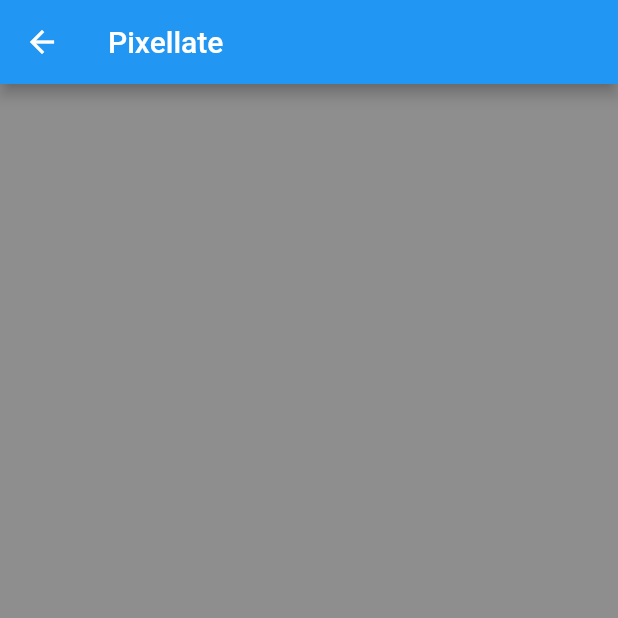
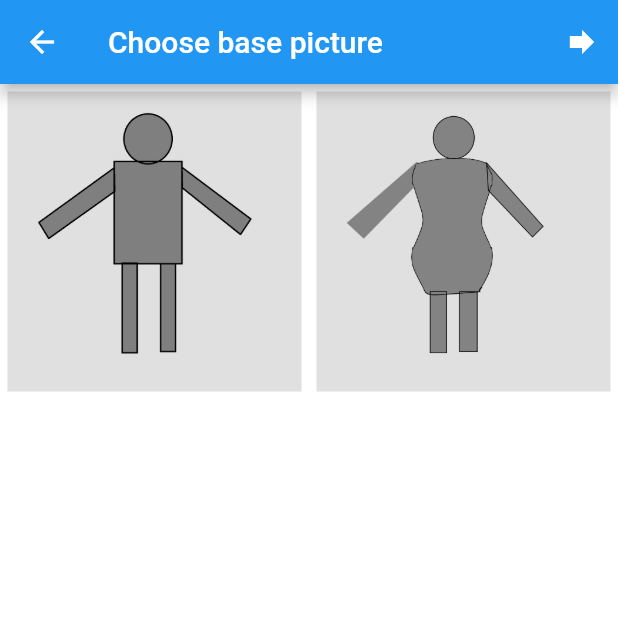
Before and after one commit to LordOlumide/Pixellate, a Flutter app: the screen it shows after launch, after a tap on "Edit a new picture", on a phone screen of 412 x 824 dp, the top half of it. Run offline on Flutter 3.47's test engine with Material 2 defaults, Android fonts, the phone set to English and light mode, and no system bars.

Commit message:
choose_picture screen added

```diff
--- /dev/null
+++ b/lib/components/image_display_card.dart
@@ -0,0 +1,25 @@
+import 'package:flutter/material.dart';
+
+class DisplayCard extends StatelessWidget {
+  final ImageProvider image;
+
+  const DisplayCard({this.image = const AssetImage(
+      'images/testing_stock/stickFigureMale.png')}
+  );
+
+  @override
+  Widget build(BuildContext context) {
+    return Expanded(
+      child: Container(
+        height: 200,
+        margin: const EdgeInsets.all(5),
+        decoration: BoxDecoration(
+          color: Colors.grey[300],
+          image: DecorationImage(
+            image: image,
+          ),
+        ),
+      ),
+    );
+  }
+}
--- a/lib/main.dart
+++ b/lib/main.dart
@@ -1,6 +1,7 @@
 import 'package:flutter/material.dart';
 import 'package:pixellate/screens/intro_screen.dart';
 import 'package:pixellate/screens/editing_screen.dart';
+import 'package:pixellate/screens/choose_picture_screen.dart';
 
 void main() {
   runApp(const MyApp());
@@ -21,6 +22,7 @@ class MyApp extends StatelessWidget {
       routes: {
         IntroScreen.screen_id: (context) => IntroScreen(),
         EditingScreen.screen_id: (context) => EditingScreen(),
+        ChooseScreen.screen_id: (context) => ChooseScreen(),
       },
     );
   }
--- /dev/null
+++ b/lib/screens/choose_picture_screen.dart
@@ -0,0 +1,41 @@
+import 'package:flutter/material.dart';
+import 'package:pixellate/screens/editing_screen.dart';
+import 'package:pixellate/components/image_display_card.dart';
+
+class ChooseScreen extends StatelessWidget {
+  static const screen_id = 'choose_screen';
+
+  const ChooseScreen({Key? key}) : super(key: key);
+
+  @override
+  Widget build(BuildContext context) {
+    return Scaffold(
+      backgroundColor: Colors.white,
+      appBar: AppBar(
+        title: Text('Choose base picture'),
+        actions: [
+          IconButton(
+            onPressed: () {
+              Navigator.pushNamed(context, EditingScreen.screen_id);
+            },
+            icon: Icon(Icons.forward),
+          ),
+        ],
+      ),
+      body: ListView(
+        children: [
+          Row(
+            children: <Widget>[
+              DisplayCard(image: AssetImage(
+                  'images/testing_stock/stickFigureMale.png'),
+              ),
+              DisplayCard(image: AssetImage(
+                  'images/testing_stock/stickFigureFemale.png'),
+              ),
+            ],
+          ),
+        ],
+      ),
+    );
+  }
+}
--- a/lib/screens/editing_screen.dart
+++ b/lib/screens/editing_screen.dart
@@ -15,7 +15,11 @@ class EditingScreen extends StatelessWidget {
         ),
       ),
       body: Container(
-
+        margin: EdgeInsets.all(15.0),
+        decoration: BoxDecoration(
+          borderRadius: BorderRadius.circular(5),
+          color: Colors.white,
+        ),
       ),
     );
   }
--- a/lib/screens/intro_screen.dart
+++ b/lib/screens/intro_screen.dart
@@ -1,5 +1,5 @@
 import 'package:flutter/material.dart';
-import 'package:pixellate/screens/editing_screen.dart';
+import 'package:pixellate/screens/choose_picture_screen.dart';
 
 class IntroScreen extends StatelessWidget {
   static const screen_id = 'intro_screen';
@@ -34,7 +34,7 @@ class IntroScreen extends StatelessWidget {
               const SizedBox(height: 10),
               ElevatedButton(
                 onPressed: () {
-                  Navigator.pushNamed(context, EditingScreen.screen_id);
+                  Navigator.pushNamed(context, ChooseScreen.screen_id);
                 },
                 style: ButtonStyle(
                   backgroundColor:
```
Also changed, not shown: lib/constants.dart (added).
